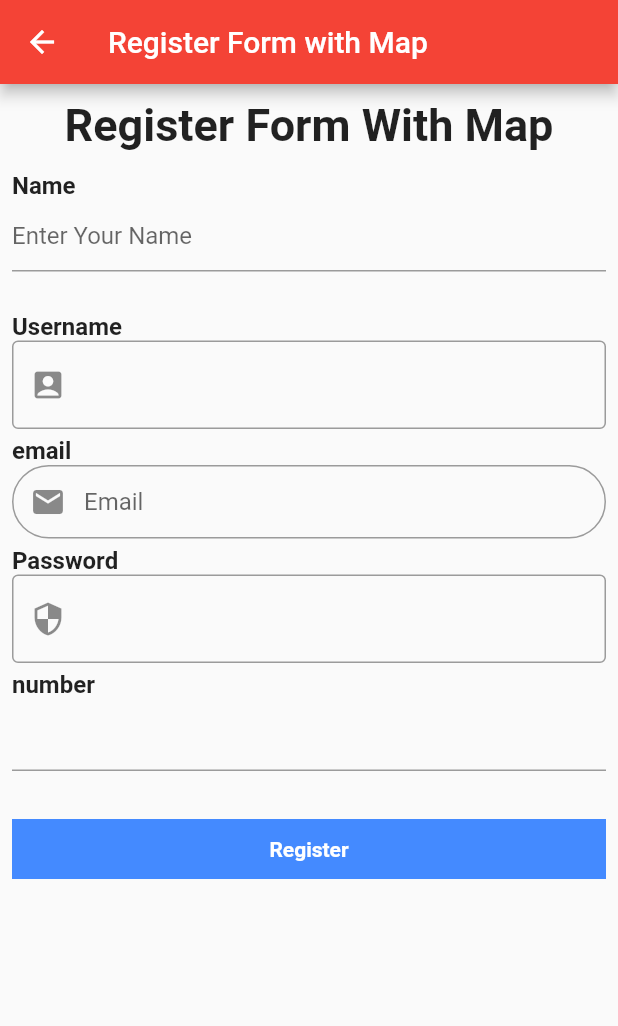
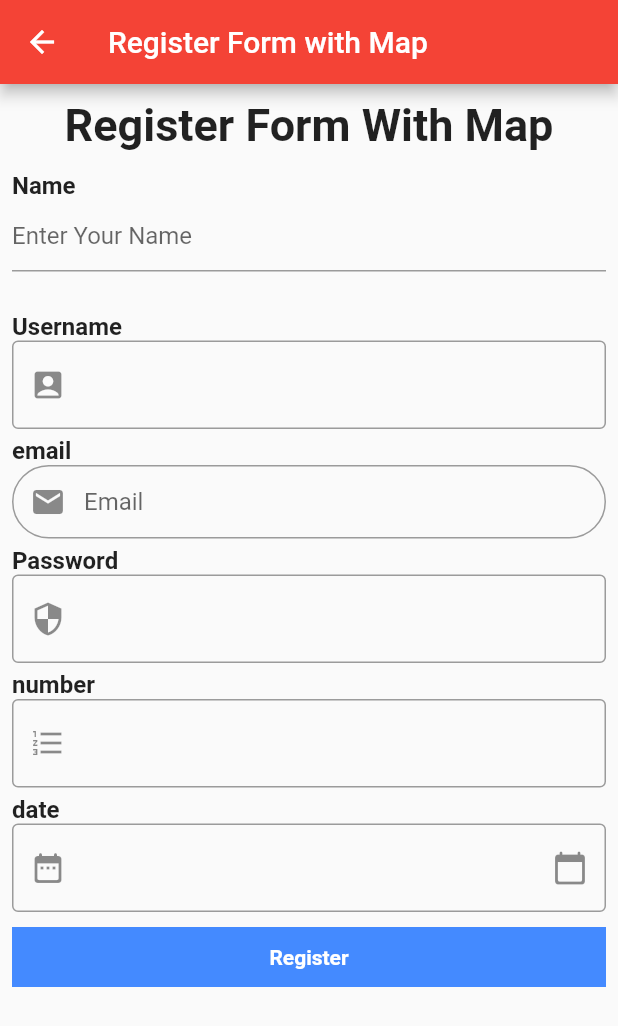
Before and after one commit to VictorRancesCode/json_to_form, a Flutter app: the RegisterMap screen opened by its route, on a phone screen of 412 x 824 dp. Shown: the top 1026 px of the screen. Run offline on Flutter 3.47's test engine with Material 2 defaults, Android fonts, the phone set to English and light mode, and no system bars.

Commit message:
added Date Type with a date picker

```diff
--- a/example/lib/register_with_map.dart
+++ b/example/lib/register_with_map.dart
@@ -69,7 +69,16 @@ class _RegisterMap extends State<RegisterMap> {
         'type': 'Input',
         'label': 'number',
         'required': true,
+        'decoration': InputDecoration(
+            prefixIcon: Icon(Icons.format_list_numbered),
+            border: OutlineInputBorder()),
         'keyboardType': TextInputType.number
+      },
+      {
+        'key': 'date',
+        'type': 'Date',
+        'label': 'date',
+        'required': true,
       },
     ]
   };
@@ -105,10 +114,9 @@ class _RegisterMap extends State<RegisterMap> {
               formMap: form,
               onChanged: (dynamic response) {
                 this.response = response;
-                print(response);
               },
               actionSave: (data) {
-                print(data);
+                print(data['fields'][5]);
               },
               autovalidateMode: AutovalidateMode.disabled,
               buttonSave: new Container(
--- a/lib/json_schema.dart
+++ b/lib/json_schema.dart
@@ -1,6 +1,7 @@
 library json_to_form;
 
 import 'dart:convert';
+import 'dart:async';
 import 'package:flutter/material.dart';
 import 'package:meta/meta.dart';
 
@@ -93,7 +94,7 @@ class _CoreFormState extends State<JsonSchema> {
         style: new TextStyle(fontSize: 14.0, fontStyle: FontStyle.italic),
       ));
     }
-    print(formGeneral['fields']);
+
     for (var count = 0; count < formGeneral['fields'].length; count++) {
       Map item = formGeneral['fields'][count];
 
@@ -312,6 +313,48 @@ class _CoreFormState extends State<JsonSchema> {
           ),
         ));
       }
+      if (item['type'] == "Date") {
+        Widget label = SizedBox.shrink();
+        if (labelHidden(item)) {
+          label = new Container(
+            child: new Text(
+              item['label'],
+              style: new TextStyle(fontWeight: FontWeight.bold, fontSize: 16.0),
+            ),
+          );
+        }
+        listWidget.add(
+          new Container(
+            margin: new EdgeInsets.only(top: 5.0),
+            child: new Column(
+              crossAxisAlignment: CrossAxisAlignment.start,
+              children: <Widget>[
+                label,
+                new Column(
+                  mainAxisAlignment: MainAxisAlignment.start,
+                  children: <Widget>[
+                    new TextFormField(
+                      readOnly: true,
+                      decoration: InputDecoration(
+                        border: OutlineInputBorder(),
+                        hintText: formGeneral['fields'][count]['value'] ?? "",
+                        prefixIcon: Icon(Icons.date_range_rounded),
+                        suffixIcon: IconButton(
+                          onPressed: () {
+                            selectDate(count);
+                            _handleChanged();
+                          },
+                          icon: Icon(Icons.calendar_today_rounded),
+                        ),
+                      ),
+                    ),
+                  ],
+                )
+              ],
+            ),
+          ),
+        );
+      }
     }
 
     if (widget.buttonSave != null) {
@@ -336,6 +379,19 @@ class _CoreFormState extends State<JsonSchema> {
     widget.onChanged(formGeneral);
   }
 
+  Future selectDate(key) async {
+    DateTime picked = await showDatePicker(
+        context: context,
+        initialDate: new DateTime.now().subtract(new Duration(days: 360)),
+        firstDate: new DateTime.now().subtract(new Duration(days: 360)),
+        lastDate: new DateTime.now().add(new Duration(days: 360)));
+
+    this.setState(() {
+      formGeneral['fields'][key]['value'] =
+          "${picked.year.toString()}-${picked.month.toString().padLeft(2, '0')}-${picked.day.toString().padLeft(2, '0')}";
+    });
+  }
+
   final _formKey = GlobalKey<FormState>();
 
   @override
```
